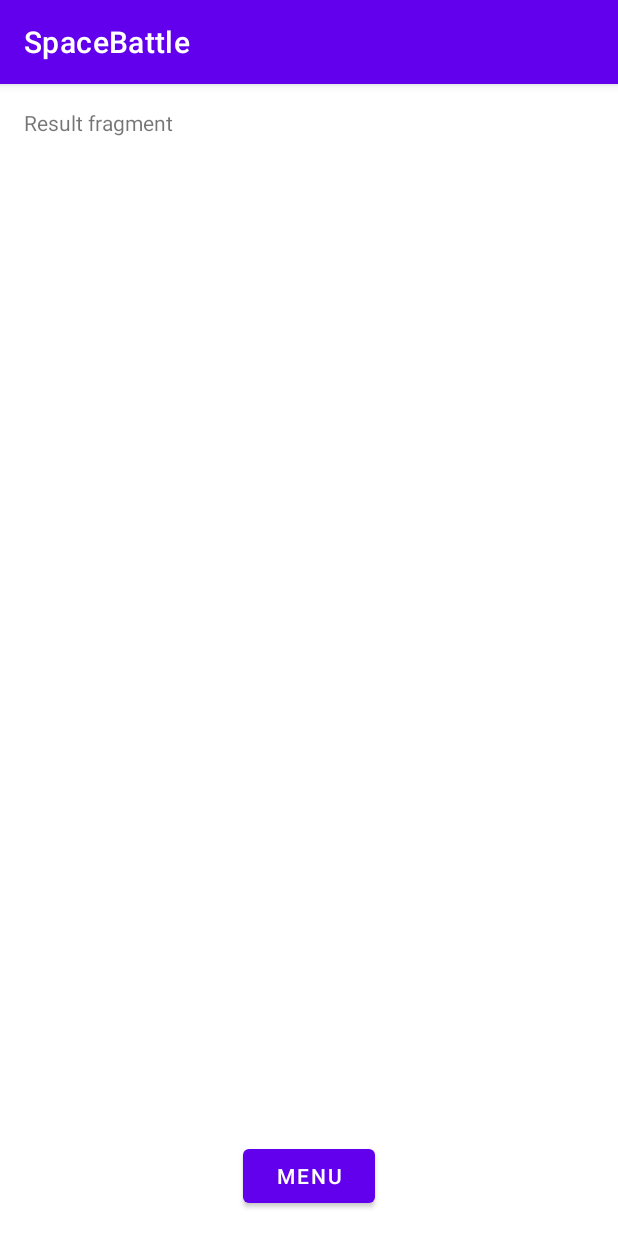
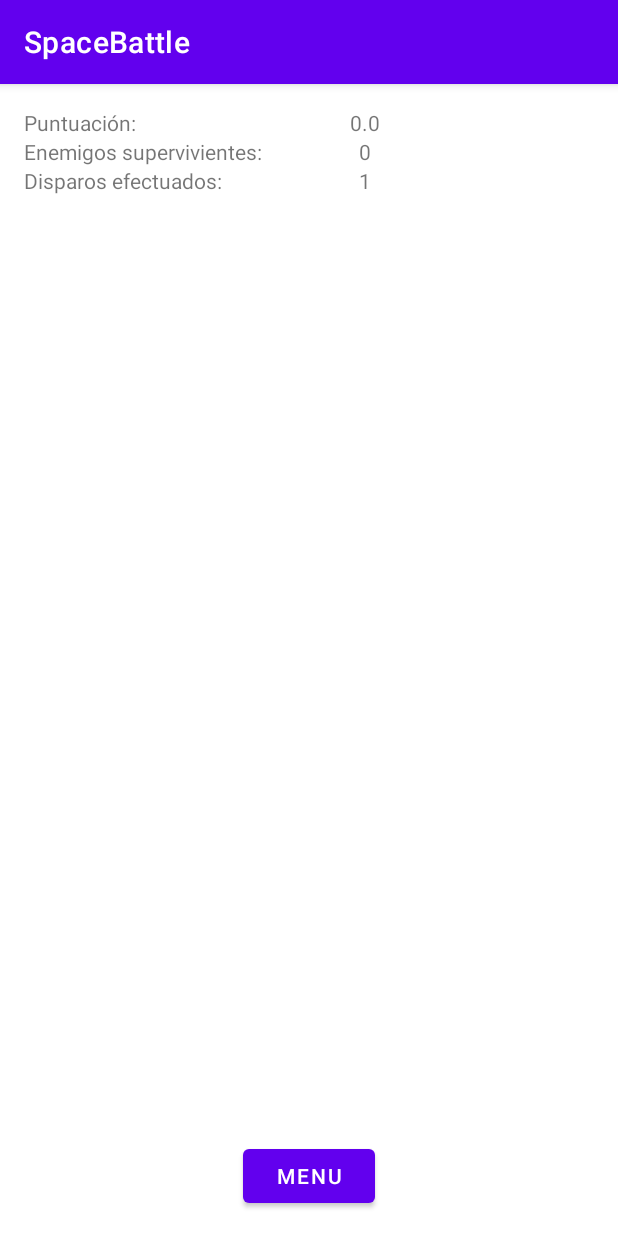
Before and after one commit to codigo-alan/SpaceBattle, an Android app: the GameFragment screen opened through its navigation route, after a tap on "LEAVE", on a phone screen of 412 x 824 dp. Run offline under Robolectric (Android 15) with nearby library versions, the phone set to English and light mode, and no system bars; 2 statements that could not run were skipped.

Commit message:
Used gameViewModel to instanciate the gameView and obtain it data

```diff
--- a/app/src/main/java/com/example/spacebattle/models/GameView.kt
+++ b/app/src/main/java/com/example/spacebattle/models/GameView.kt
@@ -4,6 +4,7 @@ import android.content.Context
 import android.graphics.*
 import android.view.MotionEvent
 import android.view.SurfaceView
+import android.widget.Toast
 import androidx.lifecycle.MutableLiveData
 import com.example.spacebattle.R
 import kotlinx.coroutines.CoroutineScope
@@ -16,9 +17,12 @@ class GameView(context: Context, private val size: Point) : SurfaceView(context)
     var canvas: Canvas = Canvas()
     val paint: Paint = Paint()
     var playing = MutableLiveData<Boolean>().apply { true }
-    var miVar : Boolean = true
-    var totalEnemies = 10
-    var score = 0
+    val totalTrets = 20
+    var tretsMades = 0
+    var enemyDown = 0
+    var totalEnemies = 0
+    val lostEnemies get() = totalEnemies - enemyDown
+    var score: Double = 0.0
     val enemies = mutableListOf<Enemy>()
     val player = Player(context, size.x, size.y, R.drawable.player)
     var tret : Tret? = null
@@ -36,7 +40,7 @@ class GameView(context: Context, private val size: Point) : SurfaceView(context)
                     val randomEnemyImage = listOf<Int>(R.drawable.enemybabylon, R.drawable.enemybabylon2, R.drawable.enemyvulcans).random()
                     val enemy = Enemy(context, size.x, size.y, randomEnemyImage, randomSpeed)
                     enemies.add(enemy)
-                    totalEnemies --
+                    totalEnemies++
                 }
             }
         }
@@ -47,7 +51,7 @@ class GameView(context: Context, private val size: Point) : SurfaceView(context)
 
     private fun startGame(){
         CoroutineScope(Dispatchers.Main).launch{
-            while(totalEnemies >= 0){
+            while(totalEnemies <= 10){
                 deleteEnemies()
                 addEnemies()
                 verifyCollisions()
@@ -56,6 +60,7 @@ class GameView(context: Context, private val size: Point) : SurfaceView(context)
                 delay(10)
                 if (!player.keepAlive) break
             }
+            score = (enemyDown.toDouble() / (lostEnemies+1))
             playing.postValue(false)
         }
     }
@@ -85,7 +90,7 @@ class GameView(context: Context, private val size: Point) : SurfaceView(context)
             if(RectF.intersects(positionEnemy, positionTret)){
                 enemy.kill()
                 tret = null
-                score ++
+                enemyDown++
             }
         }
 
@@ -102,7 +107,8 @@ class GameView(context: Context, private val size: Point) : SurfaceView(context)
             paint.color = Color.YELLOW
             paint.textSize = 60f
             paint.textAlign = Paint.Align.LEFT
-            canvas.drawText("Score: $score", 10f, 75f, paint)
+            canvas.drawText("Asserted: $enemyDown", 10f, 75f, paint)
+            canvas.drawText("Left shots: ${totalTrets - tretsMades}", 10f, 150f, paint)
             //ENEMY
             enemies.forEach {enemy ->
                 canvas.drawBitmap(enemy.bitmap, enemy.positionX.toFloat(),enemy.positionY.toFloat(), null)
@@ -123,7 +129,12 @@ class GameView(context: Context, private val size: Point) : SurfaceView(context)
     }
 
     fun shot(){
-        tret = Tret(context,size.x, size.y, player.positionX, (size.y - player.height - 250f).toInt())
+        if (tretsMades < totalTrets) {
+            tret = Tret(context,size.x, size.y, player.positionX, (size.y - player.height - 250f).toInt())
+            tretsMades++
+        } else {
+            Toast.makeText(context,"Not enough munitions!", Toast.LENGTH_SHORT).show()
+        }
     }
 
     override fun onTouchEvent(event: MotionEvent?): Boolean {
--- a/app/src/main/java/com/example/spacebattle/view/fragments/GameFragment.kt
+++ b/app/src/main/java/com/example/spacebattle/view/fragments/GameFragment.kt
@@ -3,7 +3,6 @@ package com.example.spacebattle.view.fragments
 import android.graphics.Color
 import android.graphics.Point
 import android.os.Bundle
-import android.util.Log
 import androidx.fragment.app.Fragment
 import android.view.LayoutInflater
 import android.view.View
@@ -14,18 +13,16 @@ import android.widget.RelativeLayout
 import androidx.fragment.app.activityViewModels
 import androidx.navigation.fragment.findNavController
 import com.example.spacebattle.R
-import com.example.spacebattle.databinding.FragmentGameBinding
 import com.example.spacebattle.models.GameView
 import com.example.spacebattle.viewmodels.GameViewModel
 
 
 class GameFragment : Fragment() {
 
-    /*private lateinit var binding: FragmentGameBinding
-    private val viewModel: GameViewModel by activityViewModels()*/
+    private val viewModel: GameViewModel by activityViewModels()
     lateinit var fireButton: Button
     lateinit var exitButton: Button
-    lateinit var gameView: GameView
+    //lateinit var gameView: GameView
     override fun onCreateView(
         inflater: LayoutInflater, container: ViewGroup?,
         savedInstanceState: Bundle?
@@ -33,7 +30,9 @@ class GameFragment : Fragment() {
         val display = requireActivity().windowManager.defaultDisplay
         val size = Point()
         display.getSize(size)
-        gameView = GameView(requireContext(), size)
+        //instanciate a GameView in viewModel
+        viewModel.initializeGameView(requireContext(), size)
+
         //FrameLayout
         val game: FrameLayout = FrameLayout(requireContext())
         //Layout
@@ -67,7 +66,7 @@ class GameFragment : Fragment() {
         b2.addRule(RelativeLayout.ALIGN_PARENT_BOTTOM, RelativeLayout.TRUE)
         fireButton.layoutParams = b1
         exitButton.layoutParams = b2
-        game.addView(gameView)
+        game.addView(viewModel.gameView)
         game.addView(gameButtons)
 
         return game
@@ -76,12 +75,12 @@ class GameFragment : Fragment() {
     override fun onViewCreated(view: View, savedInstanceState: Bundle?) {
         super.onViewCreated(view, savedInstanceState)
         fireButton.setOnClickListener {
-            gameView.shot()
+            viewModel.gameView.shot()
         }
         exitButton.setOnClickListener {
             findNavController().navigate(R.id.action_gameFragment_to_resultFragment)
         }
-        gameView.playing.observe(viewLifecycleOwner){
+        viewModel.gameView.playing.observe(viewLifecycleOwner){
             if (!it) findNavController().navigate(R.id.action_gameFragment_to_resultFragment)
         }
     }
--- a/app/src/main/java/com/example/spacebattle/view/fragments/MenuFragment.kt
+++ b/app/src/main/java/com/example/spacebattle/view/fragments/MenuFragment.kt
@@ -28,7 +28,6 @@ class MenuFragment : Fragment() {
 
     override fun onViewCreated(view: View, savedInstanceState: Bundle?) {
         super.onViewCreated(view, savedInstanceState)
-        //TODO here the logic of this fragment
 
         binding.startBtn.setOnClickListener {
             findNavController().navigate(R.id.action_menuFragment_to_gameFragment)
--- a/app/src/main/java/com/example/spacebattle/view/fragments/ResultFragment.kt
+++ b/app/src/main/java/com/example/spacebattle/view/fragments/ResultFragment.kt
@@ -9,14 +9,14 @@ import androidx.fragment.app.activityViewModels
 import androidx.navigation.fragment.findNavController
 import com.example.spacebattle.R
 import com.example.spacebattle.databinding.FragmentResultBinding
+import com.example.spacebattle.viewmodels.GameViewModel
 import com.example.spacebattle.viewmodels.ResultViewModel
 
 
 class ResultFragment : Fragment() {
 
-
     private lateinit var binding: FragmentResultBinding
-    private val viewModel: ResultViewModel by activityViewModels()
+    private val viewModel: GameViewModel by activityViewModels()
 
     override fun onCreateView(
         inflater: LayoutInflater, container: ViewGroup?,
@@ -30,11 +30,12 @@ class ResultFragment : Fragment() {
     override fun onViewCreated(view: View, savedInstanceState: Bundle?) {
         super.onViewCreated(view, savedInstanceState)
 
-        //TODO here the logic of this fragment
-
         binding.menuBtn.setOnClickListener {
             findNavController().navigate(R.id.action_resultFragment_to_menuFragment)
         }
+        binding.scoreTv.text = viewModel.gameView.score.toString()
+        binding.lostEnemiesTv.text = viewModel.gameView.lostEnemies.toString()
+        binding.tretsMadeTv.text = viewModel.gameView.tretsMades.toString()
 
     }
 
--- a/app/src/main/java/com/example/spacebattle/viewmodels/GameViewModel.kt
+++ b/app/src/main/java/com/example/spacebattle/viewmodels/GameViewModel.kt
@@ -1,6 +1,15 @@
 package com.example.spacebattle.viewmodels
 
+import android.content.Context
+import android.graphics.Point
 import androidx.lifecycle.ViewModel
+import com.example.spacebattle.models.GameView
 
 class GameViewModel : ViewModel() {
+
+    lateinit var gameView: GameView
+    fun initializeGameView(requireContext: Context, size: Point) {
+        gameView = GameView(requireContext, size)
+    }
+
 }
--- a/app/src/main/res/layout/fragment_menu.xml
+++ b/app/src/main/res/layout/fragment_menu.xml
@@ -8,18 +8,13 @@
     android:padding="16dp"
     tools:context=".view.fragments.MenuFragment">
 
-    <!-- TODO: Update blank fragment layout -->
-    <TextView
-        android:layout_width="match_parent"
-        android:layout_height="match_parent"
-        android:text="Menu fragment" />
-
     <Button
         android:id="@+id/start_btn"
         android:layout_width="wrap_content"
         android:layout_height="wrap_content"
-        android:text="Start game"
+        android:text="Inicia el juego"
         app:layout_constraintBottom_toBottomOf="parent"
-        app:layout_constraintEnd_toEndOf="parent" />
+        app:layout_constraintEnd_toEndOf="parent"
+        app:layout_constraintStart_toStartOf="parent" />
 
 </androidx.constraintlayout.widget.ConstraintLayout>
--- a/app/src/main/res/layout/fragment_result.xml
+++ b/app/src/main/res/layout/fragment_result.xml
@@ -9,19 +9,69 @@
     tools:context=".view.fragments.ResultFragment">
 
     <!-- TODO: Update blank fragment layout -->
+
     <TextView
-        android:id="@+id/textView"
-        android:layout_width="match_parent"
-        android:layout_height="match_parent"
-        android:text="Result fragment" />
+        android:id="@+id/scoreTv"
+        android:layout_width="wrap_content"
+        android:layout_height="wrap_content"
+        android:text="Result fragment"
+        android:layout_marginBottom="16dp"
+        app:layout_constraintEnd_toEndOf="parent"
+        app:layout_constraintStart_toEndOf="@+id/textView3"
+        app:layout_constraintTop_toTopOf="@+id/textView3" />
 
     <Button
         android:id="@+id/menu_btn"
         android:layout_width="wrap_content"
         android:layout_height="wrap_content"
         android:text="Menu"
-        app:layout_constraintBottom_toBottomOf="@+id/textView"
+        app:layout_constraintBottom_toBottomOf="parent"
         app:layout_constraintEnd_toEndOf="parent"
         app:layout_constraintStart_toStartOf="parent" />
 
+    <TextView
+        android:id="@+id/lostEnemiesTv"
+        android:layout_width="wrap_content"
+        android:layout_height="wrap_content"
+        android:text="TextView"
+        android:layout_marginBottom="16dp"
+        app:layout_constraintEnd_toEndOf="@+id/scoreTv"
+        app:layout_constraintStart_toStartOf="@+id/scoreTv"
+        app:layout_constraintTop_toBottomOf="@+id/scoreTv" />
+
+    <TextView
+        android:id="@+id/tretsMadeTv"
+        android:layout_width="wrap_content"
+        android:layout_height="wrap_content"
+        android:text="TextView"
+        app:layout_constraintEnd_toEndOf="@+id/scoreTv"
+        app:layout_constraintStart_toStartOf="@+id/scoreTv"
+        app:layout_constraintTop_toBottomOf="@+id/lostEnemiesTv" />
+
+    <TextView
+        android:id="@+id/textView3"
+        android:layout_width="wrap_content"
+        android:layout_height="wrap_content"
+        android:text="Puntuación:"
+        android:layout_marginBottom="16dp"
+        app:layout_constraintStart_toStartOf="parent"
+        app:layout_constraintTop_toTopOf="parent" />
+
+    <TextView
+        android:id="@+id/textView4"
+        android:layout_width="wrap_content"
+        android:layout_height="wrap_content"
+        android:text="Enemigos supervivientes:"
+        android:layout_marginBottom="16dp"
+        app:layout_constraintStart_toStartOf="parent"
+        app:layout_constraintTop_toBottomOf="@+id/textView3" />
+
+    <TextView
+        android:id="@+id/textView5"
+        android:layout_width="wrap_content"
+        android:layout_height="wrap_content"
+        android:text="Disparos efectuados:"
+        app:layout_constraintStart_toStartOf="parent"
+        app:layout_constraintTop_toBottomOf="@+id/textView4" />
+
 </androidx.constraintlayout.widget.ConstraintLayout>
```
